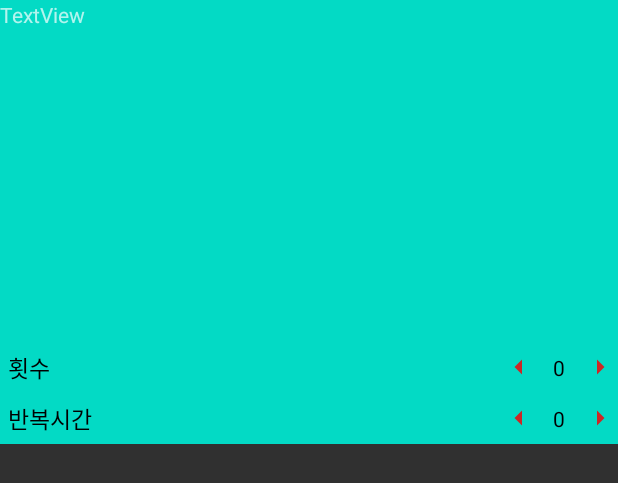
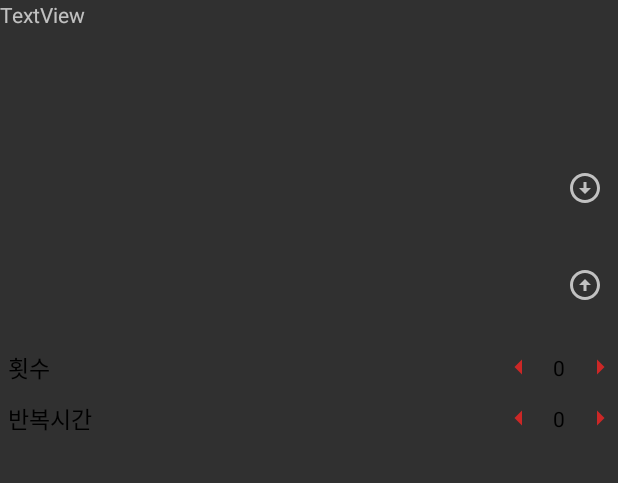
Before and after one commit to kamuel84/health_exercise, an Android app: the layout holder_select_exerciselist.xml on its own in the app's theme, with its tools: preview values and no code run, on a phone screen of 412 x 824 dp. Shown: the top 483 px of the screen. Run offline under Robolectric (Android 15) with nearby library versions, the phone set to English and light mode, and no system bars.

Commit message:
전체 운동 리스트 및 체크 순서 변경 기능 추가 중...

```diff
--- /dev/null
+++ b/app/src/main/res/drawable/ic_arrow_circle_down.xml
@@ -0,0 +1,10 @@
+<vector xmlns:android="http://schemas.android.com/apk/res/android"
+    android:width="24dp"
+    android:height="24dp"
+    android:viewportWidth="24"
+    android:viewportHeight="24"
+    android:tint="?attr/colorControlNormal">
+  <path
+      android:fillColor="@android:color/white"
+      android:pathData="M12,4c4.41,0 8,3.59 8,8s-3.59,8 -8,8s-8,-3.59 -8,-8S7.59,4 12,4M12,2C6.48,2 2,6.48 2,12c0,5.52 4.48,10 10,10c5.52,0 10,-4.48 10,-10C22,6.48 17.52,2 12,2L12,2zM13,12l0,-4h-2l0,4H8l4,4l4,-4H13z"/>
+</vector>
--- /dev/null
+++ b/app/src/main/res/drawable/ic_arrow_circle_up.xml
@@ -0,0 +1,10 @@
+<vector xmlns:android="http://schemas.android.com/apk/res/android"
+    android:width="24dp"
+    android:height="24dp"
+    android:viewportWidth="24"
+    android:viewportHeight="24"
+    android:tint="?attr/colorControlNormal">
+  <path
+      android:fillColor="@android:color/white"
+      android:pathData="M12,20c-4.41,0 -8,-3.59 -8,-8s3.59,-8 8,-8s8,3.59 8,8S16.41,20 12,20M12,22c5.52,0 10,-4.48 10,-10c0,-5.52 -4.48,-10 -10,-10C6.48,2 2,6.48 2,12C2,17.52 6.48,22 12,22L12,22zM11,12l0,4h2l0,-4h3l-4,-4l-4,4H11z"/>
+</vector>
--- a/app/src/main/res/layout/holder_select_exerciselist.xml
+++ b/app/src/main/res/layout/holder_select_exerciselist.xml
@@ -3,8 +3,7 @@
     xmlns:app="http://schemas.android.com/apk/res-auto"
     android:id="@+id/clExerciseItem_Root"
     android:layout_width="match_parent"
-    android:layout_height="wrap_content"
-    android:background="@color/teal_200">
+    android:layout_height="wrap_content">
 
     <TextView
         android:id="@+id/tvSelectItem_ExerciseTitle"
@@ -18,13 +17,37 @@
 
     <ImageView
         android:id="@+id/ivSelectItem_Image"
-        android:layout_width="match_parent"
+        android:layout_width="0dp"
         android:layout_height="150dp"
         android:scaleType="centerCrop"
         app:layout_constraintBottom_toBottomOf="parent"
+        app:layout_constraintStart_toStartOf="parent"
+        app:layout_constraintEnd_toStartOf="@id/ivSelectItem_SortUp"
+        app:layout_constraintTop_toBottomOf="@id/tvSelectItem_ExerciseTitle" />
+
+    <ImageView
+        android:id="@+id/ivSelectItem_SortUp"
+        android:layout_width="wrap_content"
+        android:layout_height="wrap_content"
+        android:padding="10dp"
+        android:src="@drawable/ic_arrow_circle_down"
         app:layout_constraintEnd_toEndOf="parent"
-        app:layout_constraintStart_toStartOf="parent"
-        app:layout_constraintTop_toBottomOf="@id/tvSelectItem_ExerciseTitle" />
+        app:layout_constraintTop_toTopOf="@id/ivSelectItem_Image"
+        app:layout_constraintBottom_toTopOf="@id/ivSelectItem_SortDown"
+        app:layout_constraintVertical_bias="0.5"
+        />
+
+    <ImageView
+        android:id="@+id/ivSelectItem_SortDown"
+        android:layout_width="wrap_content"
+        android:layout_height="wrap_content"
+        android:padding="10dp"
+        android:src="@drawable/ic_arrow_circle_up"
+        app:layout_constraintEnd_toEndOf="parent"
+        app:layout_constraintTop_toBottomOf="@id/ivSelectItem_SortUp"
+        app:layout_constraintBottom_toBottomOf="@id/ivSelectItem_Image"
+        app:layout_constraintVertical_bias="0.5"
+        />
 
     <androidx.constraintlayout.widget.ConstraintLayout
         android:id="@+id/clSelectItem_CountArea"
```
Also changed, not shown: app/src/main/java/com/exercise/health_exercise/adapters/SelectExerciseListAdapter.kt (+15 -0 lines), app/src/main/java/com/exercise/health_exercise/adapters/viewHolders/selectExerciseList/HolderSelectExerciseItem.kt (+22 -0 lines), app/src/main/java/com/exercise/health_exercise/ui/custom_exercise/CustomExerciseFragment.kt (+18 -1 lines), app/src/main/res/layout/fragment_custometitle.xml (added, +18 -0 lines).
